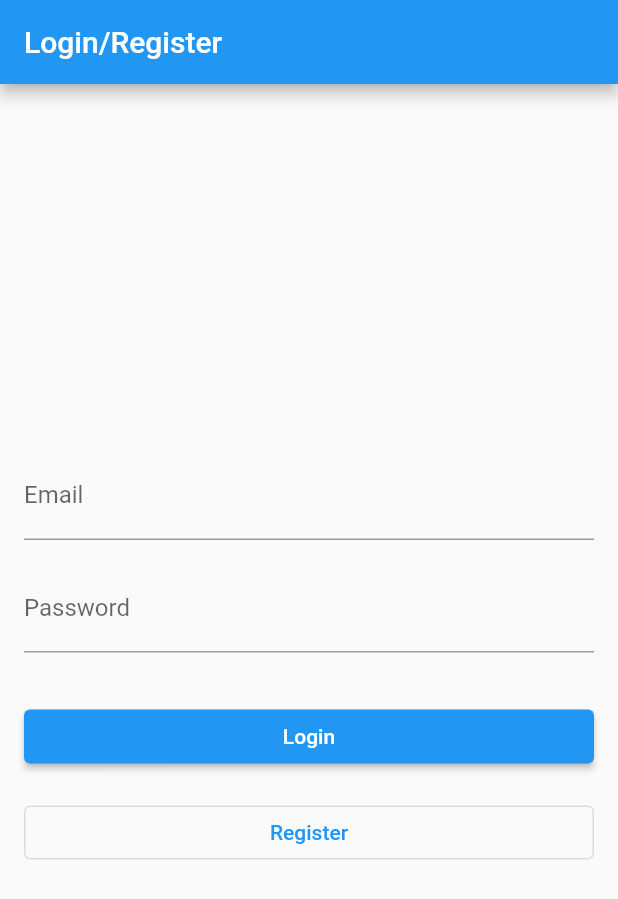
After one commit to FawadAhmed322/recipe_app, a Flutter app: the screen it shows after launch, after a tap on "Login", on a phone screen of 412 x 824 dp. The commit adds this screen. Shown: the top 899 px of the screen. Run offline on Flutter 3.47's test engine with Material 2 defaults, Android fonts, the phone set to English and light mode, and no system bars; our stand-ins replace firebase_auth, firebase_core, fluttertoast; accounts and stored records are empty; network calls fail.

Commit message:
User logs in and registers from same page

```diff
--- a/lib/main.dart
+++ b/lib/main.dart
@@ -1,13 +1,24 @@
 import 'package:flutter/material.dart';
+import 'package:firebase_core/firebase_core.dart';
+import 'package:firebase_auth/firebase_auth.dart';
+import 'firebase_options.dart';
 
-void main() {
-  runApp(const MyApp());
+import 'package:recipe_app/pages/first_page.dart';
+
+void main() async {
+  WidgetsFlutterBinding.ensureInitialized();
+  await Firebase.initializeApp(
+    options: DefaultFirebaseOptions.currentPlatform,
+  );
+  User? user = FirebaseAuth.instance.currentUser;
+  runApp(MyApp(user: user));
 }
 
 class MyApp extends StatelessWidget {
-  const MyApp({super.key});
+  const MyApp({super.key, this.user});
+  final User? user;
+  // This widget is the root of your application.
 
-  // This widget is the root of your application.
   @override
   Widget build(BuildContext context) {
     return MaterialApp(
@@ -24,7 +35,7 @@ class MyApp extends StatelessWidget {
         // is not restarted.
         primarySwatch: Colors.blue,
       ),
-      home: const MyHomePage(title: 'Flutter Demo Home Page'),
+      home: FirstPage(),
     );
   }
 }
--- /dev/null
+++ b/lib/pages/first_page.dart
@@ -0,0 +1,44 @@
+import 'package:firebase_auth/firebase_auth.dart';
+import 'package:flutter/material.dart';
+import 'package:recipe_app/pages/home_page.dart';
+import 'package:recipe_app/pages/login_page.dart';
+
+class FirstPage extends StatelessWidget {
+  FirstPage({Key? key}) : super(key: key);
+
+  @override
+  Widget build(BuildContext context) {
+    return FutureBuilder<User?>(
+      future: FirebaseAuth.instance.authStateChanges().first,
+      builder: (BuildContext context, AsyncSnapshot<User?> snapshot) {
+        if (snapshot.connectionState == ConnectionState.waiting) {
+          // show a loading indicator while waiting for the authentication state
+          return Center(
+            child: CircularProgressIndicator(),
+          );
+        }
+
+        if (snapshot.hasData && snapshot.data != null) {
+          // user is authenticated, navigate to home page
+          WidgetsBinding.instance!.addPostFrameCallback((_) {
+            Navigator.pushReplacement(
+              context,
+              MaterialPageRoute(builder: (context) => HomePage()),
+            );
+          });
+        } else {
+          // user is not authenticated, navigate to login page
+          WidgetsBinding.instance!.addPostFrameCallback((_) {
+            Navigator.pushReplacement(
+              context,
+              MaterialPageRoute(builder: (context) => LoginPage()),
+            );
+          });
+        }
+
+        // return an empty container to satisfy the build method
+        return Container();
+      },
+    );
+  }
+}
--- /dev/null
+++ b/lib/pages/login_page.dart
@@ -0,0 +1,209 @@
+import 'package:flutter/material.dart';
+import 'package:firebase_auth/firebase_auth.dart';
+import 'package:fluttertoast/fluttertoast.dart';
+
+import 'home_page.dart';
+
+class LoginPage extends StatefulWidget {
+  LoginPage({Key? key}) : super(key: key);
+
+  @override
+  _LoginPageState createState() => _LoginPageState();
+}
+
+class _LoginPageState extends State<LoginPage> {
+  final _emailController = TextEditingController();
+  final _passwordController = TextEditingController();
+  String _email = '';
+  String _password = '';
+
+  @override
+  void initState() {
+    super.initState();
+    // Add listener to check if user is already logged in
+    FirebaseAuth.instance.authStateChanges().listen((User? user) {
+      if (user != null) {
+        Navigator.of(context).pushReplacement(
+          MaterialPageRoute(builder: (context) => HomePage()),
+        );
+      }
+    });
+  }
+
+  void _submit() async {
+    try {
+      UserCredential? userCredential =
+          await FirebaseAuth.instance.signInWithEmailAndPassword(
+        email: _emailController.text,
+        password: _passwordController.text,
+      );
+      if (userCredential != null) {
+        // Navigate to the home page
+        Fluttertoast.showToast(
+          msg: "Logged In Successfully",
+          toastLength: Toast.LENGTH_SHORT,
+          gravity: ToastGravity.BOTTOM,
+          timeInSecForIosWeb: 1,
+          backgroundColor: Colors.grey,
+          textColor: Colors.white,
+          fontSize: 16.0,
+        );
+      }
+    } on FirebaseAuthException catch (e) {
+      if (e.code == 'user-not-found') {
+        // Handle user not found
+        Fluttertoast.showToast(
+          msg: "User does not exist with that email",
+          toastLength: Toast.LENGTH_SHORT,
+          gravity: ToastGravity.BOTTOM,
+          timeInSecForIosWeb: 1,
+          backgroundColor: Colors.grey,
+          textColor: Colors.white,
+          fontSize: 16.0,
+        );
+      } else if (e.code == 'wrong-password') {
+        // Handle wrong password
+        Fluttertoast.showToast(
+          msg: "Incorrect Password",
+          toastLength: Toast.LENGTH_SHORT,
+          gravity: ToastGravity.BOTTOM,
+          timeInSecForIosWeb: 1,
+          backgroundColor: Colors.grey,
+          textColor: Colors.white,
+          fontSize: 16.0,
+        );
+      }
+    } catch (e) {
+      print(e);
+    }
+  }
+
+  void _register() async {
+    try {
+      UserCredential? userCredential =
+          await FirebaseAuth.instance.createUserWithEmailAndPassword(
+        email: _email,
+        password: _password,
+      );
+      if (userCredential != null) {
+        // Navigate to the home page
+        Fluttertoast.showToast(
+          msg: "Registered Successfully",
+          toastLength: Toast.LENGTH_SHORT,
+          gravity: ToastGravity.BOTTOM,
+          timeInSecForIosWeb: 1,
+          backgroundColor: Colors.grey,
+          textColor: Colors.white,
+          fontSize: 16.0,
+        );
+      }
+    } on FirebaseAuthException catch (e) {
+      if (e.code == 'email-already-in-use') {
+        // Handle email already in use
+        Fluttertoast.showToast(
+          msg: "Email is already in use",
+          toastLength: Toast.LENGTH_SHORT,
+          gravity: ToastGravity.BOTTOM,
+          timeInSecForIosWeb: 1,
+          backgroundColor: Colors.grey,
+          textColor: Colors.white,
+          fontSize: 16.0,
+        );
+      } else if (e.code == 'weak-password') {
+        // Handle weak password
+        Fluttertoast.showToast(
+          msg: "Password is too weak",
+          toastLength: Toast.LENGTH_SHORT,
+          gravity: ToastGravity.BOTTOM,
+          timeInSecForIosWeb: 1,
+          backgroundColor: Colors.grey,
+          textColor: Colors.white,
+          fontSize: 16.0,
+        );
+      } else {
+        // Handle other errors
+        Fluttertoast.showToast(
+          msg: "Registration failed: ${e.message}",
+          toastLength: Toast.LENGTH_SHORT,
+          gravity: ToastGravity.BOTTOM,
+          timeInSecForIosWeb: 1,
+          backgroundColor: Colors.grey,
+          textColor: Colors.white,
+          fontSize: 16.0,
+        );
+      }
+    } catch (e) {
+      // Handle other exceptions
+      Fluttertoast.showToast(
+        msg: "Registration failed: ${e.toString()}",
+        toastLength: Toast.LENGTH_SHORT,
+        gravity: ToastGravity.BOTTOM,
+        timeInSecForIosWeb: 1,
+        backgroundColor: Colors.grey,
+        textColor: Colors.white,
+        fontSize: 16.0,
+      );
+    }
+  }
+
+  @override
+  Widget build(BuildContext context) {
+    return Scaffold(
+      appBar: AppBar(
+        title: Text('Login/Register'),
+      ),
+      body: Padding(
+        padding: EdgeInsets.all(16.0),
+        child: Column(
+          mainAxisAlignment: MainAxisAlignment.center,
+          crossAxisAlignment: CrossAxisAlignment.stretch,
+          children: [
+            TextFormField(
+              controller: _emailController,
+              decoration: InputDecoration(
+                labelText: 'Email',
+              ),
+              keyboardType: TextInputType.emailAddress,
+              validator: (value) {
+                if (value == null || value.isEmpty) {
+                  return 'Please enter your email';
+                }
+                return null;
+              },
+              onSaved: (value) {
+                _email = value!;
+              },
+            ),
+            SizedBox(height: 16.0),
+            TextFormField(
+              controller: _passwordController,
+              decoration: InputDecoration(
+                labelText: 'Password',
+              ),
+              obscureText: true,
+              validator: (value) {
+                if (value == null || value.isEmpty) {
+                  return 'Please enter your password';
+                }
+                return null;
+              },
+              onSaved: (value) {
+                _password = value!;
+              },
+            ),
+            SizedBox(height: 32.0),
+            ElevatedButton(
+              onPressed: _submit,
+              child: Text('Login'),
+            ),
+            SizedBox(height: 16.0),
+            OutlinedButton(
+              onPressed: _register,
+              child: Text('Register'),
+            ),
+          ],
+        ),
+      ),
+    );
+  }
+}
--- a/pubspec.yaml
+++ b/pubspec.yaml
@@ -36,6 +36,9 @@ dependencies:
   # The following adds the Cupertino Icons font to your application.
   # Use with the CupertinoIcons class for iOS style icons.
   cupertino_icons: ^1.0.2
+  firebase_core: ^2.6.1
+  firebase_auth: ^4.2.8
+  fluttertoast: ^8.2.1
 
 dev_dependencies:
   flutter_test:
```
Also changed, not shown: lib/pages/home_page.dart (added, +65 -0 lines), lib/firebase_options.dart (added), pubspec.lock, 8 other files.
